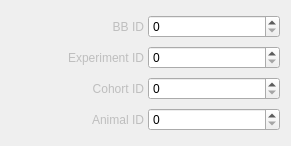
BrendonWatsonLab/PhoPyQtTimelinePlotter, file GUI/UI/DialogComponents/BoxExperCohortAnimalIDs_DialogComponents.ui: the form before one commit.
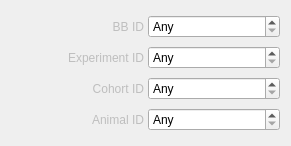
The form after the commit.

Commit message: Created BoxExperCohortAnimalIDsFrame_Mixin

```diff
--- a/GUI/UI/DialogComponents/BoxExperCohortAnimalIDs_DialogComponents.ui
+++ b/GUI/UI/DialogComponents/BoxExperCohortAnimalIDs_DialogComponents.ui
@@ -44,6 +44,15 @@
          <verstretch>0</verstretch>
         </sizepolicy>
        </property>
+       <property name="readOnly">
+        <bool>false</bool>
+       </property>
+       <property name="buttonSymbols">
+        <enum>QAbstractSpinBox::UpDownArrows</enum>
+       </property>
+       <property name="specialValueText">
+        <string>Any</string>
+       </property>
       </widget>
      </item>
     </layout>
@@ -71,6 +80,9 @@
          <verstretch>0</verstretch>
         </sizepolicy>
        </property>
+       <property name="specialValueText">
+        <string>Any</string>
+       </property>
       </widget>
      </item>
     </layout>
@@ -98,6 +110,9 @@
          <verstretch>0</verstretch>
         </sizepolicy>
        </property>
+       <property name="specialValueText">
+        <string>Any</string>
+       </property>
       </widget>
      </item>
     </layout>
@@ -125,6 +140,12 @@
          <verstretch>0</verstretch>
         </sizepolicy>
        </property>
+       <property name="specialValueText">
+        <string>Any</string>
+       </property>
+       <property name="value">
+        <number>0</number>
+       </property>
       </widget>
      </item>
     </layout>
```
The commit also changes 6 other files.
